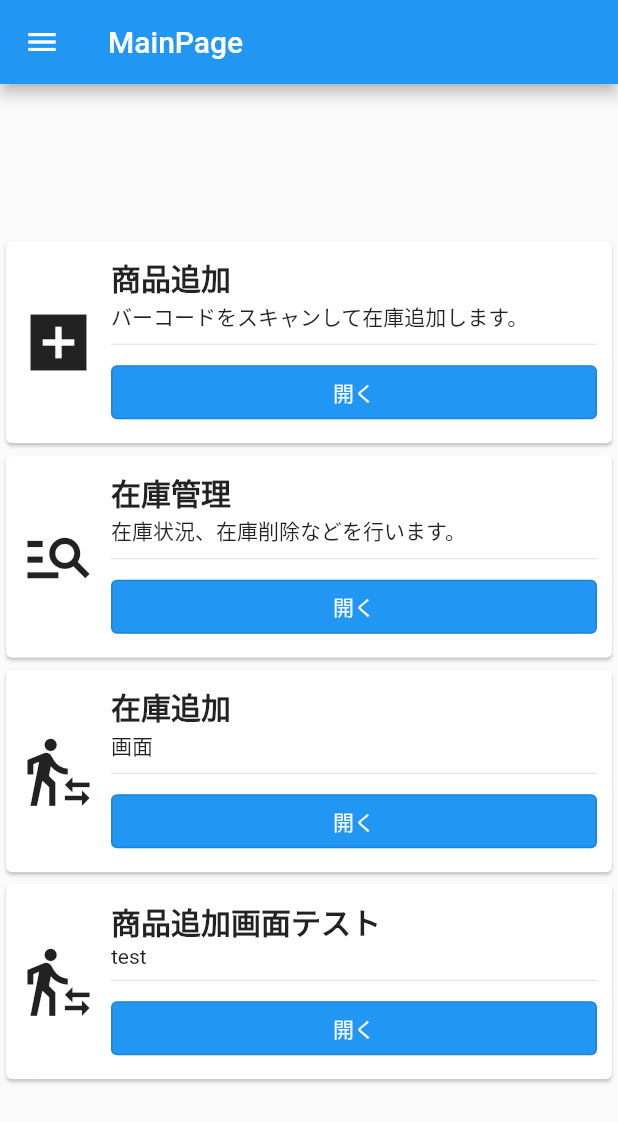
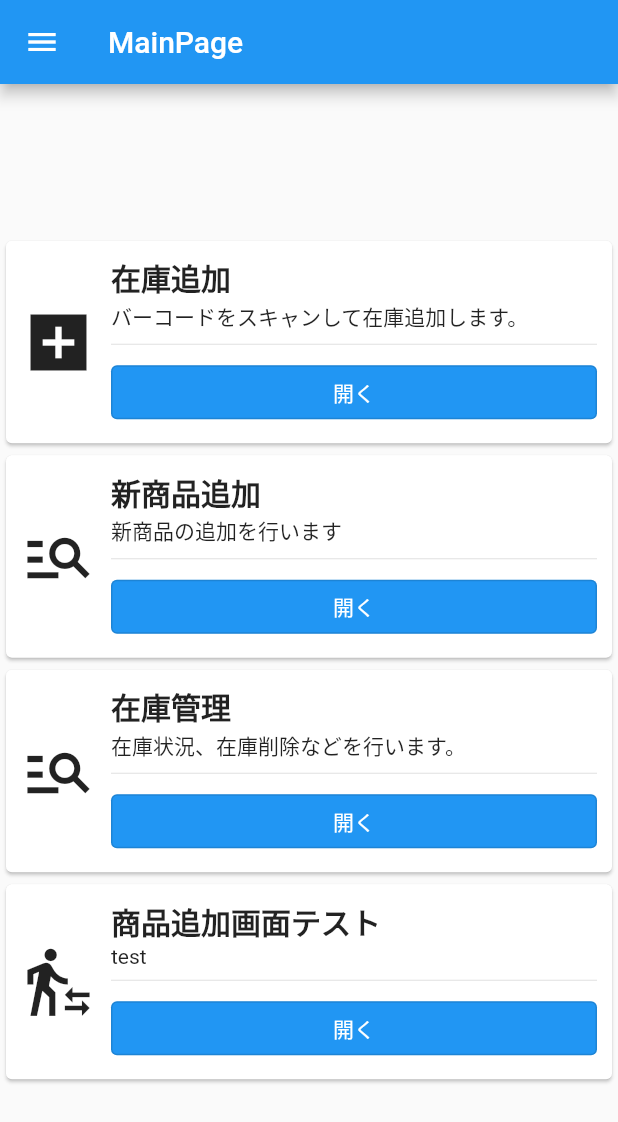
Before and after one commit to KUNKUN2121/productadd, a Flutter app: the screen it shows after launch, on a phone screen of 412 x 824 dp. Shown: the top 1122 px of the screen. Run offline on Flutter 3.47's test engine with Material 2 defaults, Android fonts, the phone set to English and light mode, and no system bars; our stand-ins replace camera, image_picker, sliding_up_panel; missing offline and left inert: flutter_barcode_scanner.

Commit message:
新規商品 作成途中

```diff
--- a/lib/main.dart
+++ b/lib/main.dart
@@ -1,9 +1,11 @@
 import 'package:flutter/material.dart';
 import 'package:productadd/src/pages/mgtpage.dart';
+
 import 'test/Camera.dart';
 import 'src/pages/AddPage.dart';
 import 'src/pages/RegisterPage.dart';
 import 'src/pages/mainpage.dart';
+import 'src/pages/NewPage.dart';
 import 'package:camera/camera.dart';
 import 'package:flutter/services.dart';
 
@@ -46,6 +48,7 @@ class MyApp extends StatelessWidget {
       home: const MainPage(),
       routes: {
         "/MainAddPage": (BuildContext context) => MainAddPage(),
+        "/NewAddPage": (BuildContext context) => NewAddPage(),
         "/mgt": (BuildContext context) => Mgt(),
         "/camera": (BuildContext context) => CemeraPage(),
         "/ProductAdd": (BuildContext context) => RegisterItemPage(),
--- a/lib/src/pages/mainpage.dart
+++ b/lib/src/pages/mainpage.dart
@@ -24,12 +24,21 @@ class _MainPageState extends State<MainPage> {
           mainAxisSize: MainAxisSize.min,
           children: [
             getCard(
-              title: "商品追加",
+              title: "在庫追加",
               description: "バーコードをスキャンして在庫追加します。",
               icon: Icons.add_box_sharp,
               key: const Key("add"),
               onPressed: () {
                 Navigator.of(context).pushNamed("/MainAddPage");
+              },
+            ),
+            getCard(
+              title: "新商品追加",
+              description: "新商品の追加を行います",
+              icon: Icons.manage_search,
+              key: const Key("new"),
+              onPressed: () {
+                Navigator.of(context).pushNamed("/NewAddPage");
               },
             ),
             getCard(
@@ -39,15 +48,6 @@ class _MainPageState extends State<MainPage> {
               key: const Key("mgt"),
               onPressed: () {
                 Navigator.of(context).pushNamed("/mgt");
-              },
-            ),
-            getCard(
-              title: "在庫追加",
-              description: "画面",
-              icon: Icons.transfer_within_a_station_outlined,
-              key: const Key("test-1"),
-              onPressed: () {
-                Navigator.of(context).pushNamed("/camera");
               },
             ),
             getCard(
```
Also changed, not shown: lib/src/api/boolProduct.dart (added, +21 -0 lines), lib/src/pages/NewPage.dart (added, +73 -0 lines).
